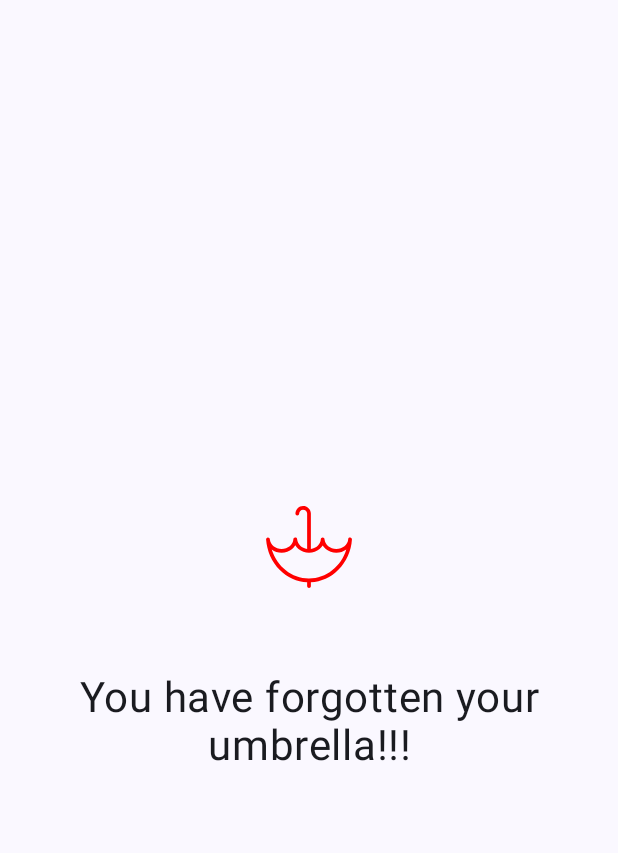
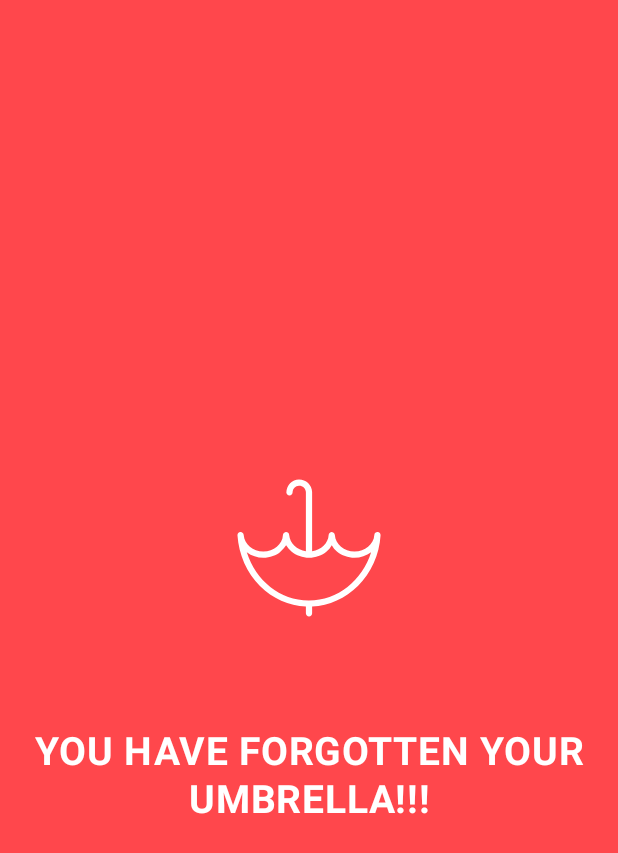
Before and after one commit to bernardolansing/dnfyu, an Android app built with Jetpack Compose: the @Preview function ForgottenUmbrellaMainActivityLayout, on a phone screen of 412 x 824 dp. Shown: the top 853 px of the screen. Run offline under Robolectric (Android 15) with nearby library versions, the phone set to English and light mode, and no system bars.

Commit message:
Layout fixes
Added nightmode fix and better lost umbrella screen

```diff
--- a/app/app/src/main/java/com/bernardolansing/dnfyu/MainActivity.kt
+++ b/app/app/src/main/java/com/bernardolansing/dnfyu/MainActivity.kt
@@ -15,6 +15,7 @@ import android.media.AudioAttributes
 import android.media.MediaPlayer
 import android.os.Bundle
 import android.os.ParcelUuid
+import android.text.style.BackgroundColorSpan
 import android.util.Log
 import androidx.activity.ComponentActivity
 import androidx.activity.compose.rememberLauncherForActivityResult
@@ -22,7 +23,9 @@ import androidx.activity.compose.setContent
 import androidx.activity.enableEdgeToEdge
 import androidx.activity.result.contract.ActivityResultContracts
 import androidx.annotation.RequiresPermission
+import androidx.compose.foundation.background
 import androidx.compose.foundation.Image
+import androidx.compose.foundation.isSystemInDarkTheme
 import androidx.compose.foundation.layout.Arrangement
 import androidx.compose.foundation.layout.Column
 import androidx.compose.foundation.layout.Spacer
@@ -30,6 +33,7 @@ import androidx.compose.foundation.layout.fillMaxSize
 import androidx.compose.foundation.layout.height
 import androidx.compose.foundation.layout.padding
 import androidx.compose.foundation.layout.width
+import androidx.compose.foundation.layout.size
 import androidx.compose.material3.Button
 import androidx.compose.material3.CircularProgressIndicator
 import androidx.compose.material3.Scaffold
@@ -47,6 +51,7 @@ import androidx.compose.ui.graphics.Color
 import androidx.compose.ui.graphics.ColorFilter
 import androidx.compose.ui.platform.LocalContext
 import androidx.compose.ui.res.painterResource
+import androidx.compose.ui.text.font.FontWeight
 import androidx.compose.ui.text.style.TextAlign
 import androidx.compose.ui.tooling.preview.Preview
 import androidx.compose.ui.unit.dp
@@ -296,10 +301,16 @@ private fun OngoingScanFrame() {
         horizontalAlignment = Alignment.CenterHorizontally,
         modifier = Modifier.width(250.dp),
     ) {
+        val imageColorFilter = if (isSystemInDarkTheme()) {
+            ColorFilter.tint(color = Color.White)
+        } else {
+            null
+        }
         Image(
             painter = painterResource(R.drawable.johnny_travolta),
             contentDescription = "Confused Johnny Travolta",
             modifier = Modifier.height(140.dp),
+            colorFilter = imageColorFilter
         )
 
         Spacer(modifier = Modifier.height(25.dp))
@@ -324,9 +335,15 @@ private fun TrackingUmbrellaFrame(intensity: Int, packetsPerSec: Int = 0) {
     Column(
         horizontalAlignment = Alignment.CenterHorizontally,
     ) {
+        val imageColorFilter = if (isSystemInDarkTheme()) {
+            ColorFilter.tint(Color.White)
+        } else {
+            null
+        }
         Image(
             painter = painterResource(R.drawable.ic_launcher_foreground),
             contentDescription = "Umbrella figure",
+            colorFilter = imageColorFilter
         )
 
         Text(
@@ -344,21 +361,33 @@ private fun TrackingUmbrellaFrame(intensity: Int, packetsPerSec: Int = 0) {
 
 @Composable
 private fun ForgottenUmbrellaFrame() {
+    Column(
+        modifier = Modifier
+            .fillMaxSize()
+            .background(Color(0xffff474c)), // Fundo vermelho apenas aqui
+        verticalArrangement = Arrangement.Center,
+        horizontalAlignment = Alignment.CenterHorizontally,
+    ) {
         Image(
             painter = painterResource(R.drawable.ic_launcher_foreground),
-        colorFilter = ColorFilter.tint(color = Color.Red),
-        modifier = Modifier.rotate(180.0F),
+            modifier = Modifier
+                .size(180.dp)
+                .rotate(180.0F),
             contentDescription = "Umbrella figure",
+            colorFilter = ColorFilter.tint(Color.White),
         )
 
         Spacer(modifier = Modifier.height(30.dp))
 
         Text(
-        text = "You have forgotten your umbrella!!!",
+            text = "You have forgotten your umbrella!!!".uppercase(),
             textAlign = TextAlign.Center,
             lineHeight = 32.sp,
-        fontSize = 28.sp,
+            fontSize = 26.sp,
+            fontWeight = FontWeight.Bold,
+            color = Color.White,
         )
+    }
 }
 
 @Preview(showBackground = true)
@@ -379,7 +408,7 @@ fun TrackingUmbrellaMainActivityLayout() {
     MainActivityLayout(status = Status.TrackingUmbrella, signalIntensity = 50)
 }
 
-@Preview(showBackground = true)
+@Preview(uiMode = android.content.res.Configuration.UI_MODE_NIGHT_NO, showBackground = true)
 @Composable
 fun ForgottenUmbrellaMainActivityLayout() {
     MainActivityLayout(status = Status.ForgottenUmbrella, signalIntensity = null)
```
Lines whose indentation alone changed are shown as unchanged.
